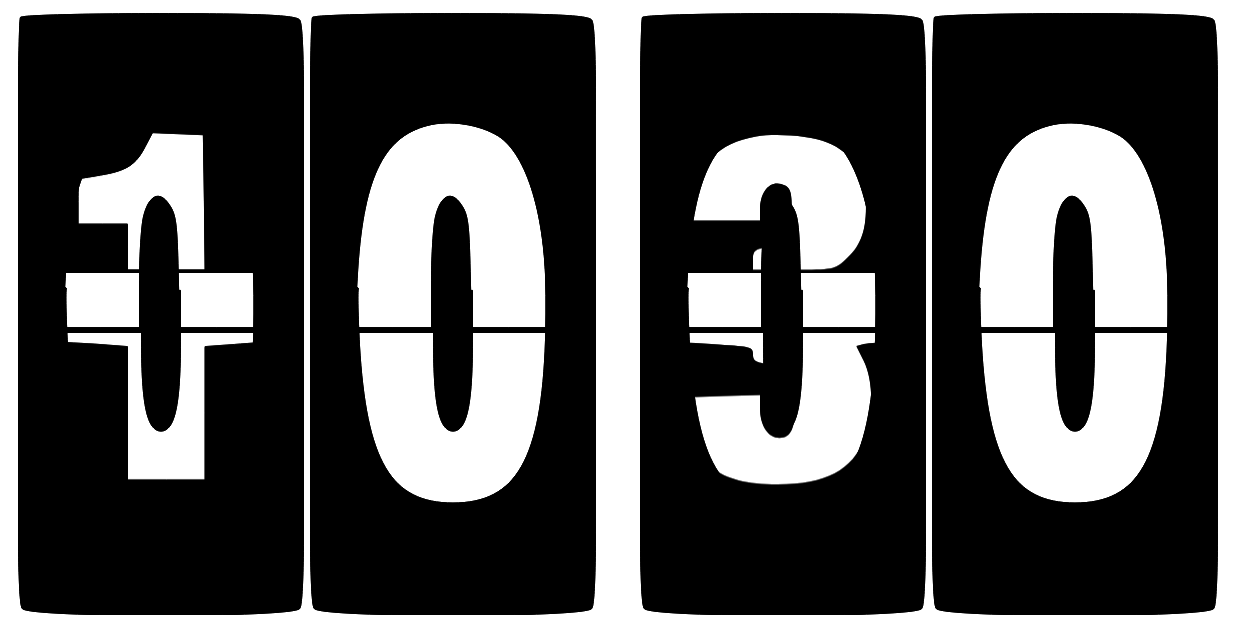
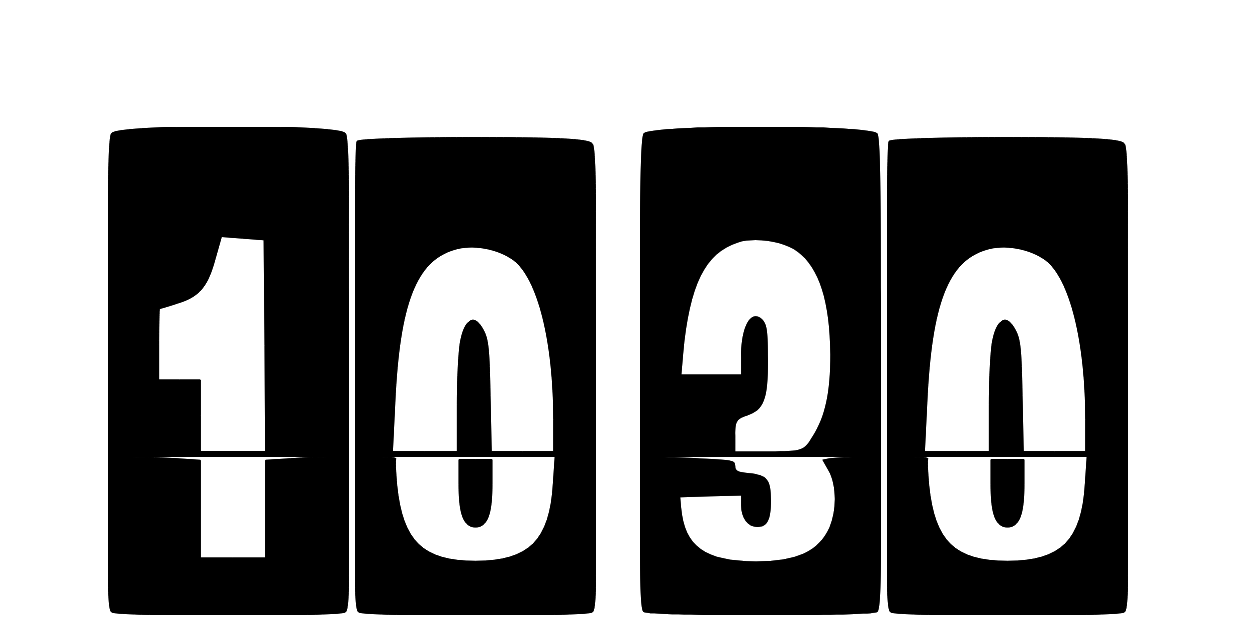
Before and after one commit to fabian4/Timer, an Android app: the screen it shows after launch (MainActivity), on a phone screen of 824 x 412 dp (held sideways). Run offline under Robolectric (Android 15) with nearby library versions, the phone set to English and light mode, and no system bars.

Commit message:
fix 适配问题

```diff
--- a/app/src/main/res/layout/activity_main.xml
+++ b/app/src/main/res/layout/activity_main.xml
@@ -11,7 +11,7 @@
         android:layout_width="match_parent"
         android:layout_height="0dp"
         android:gravity="center"
-        app:layout_constraintHeight_percent="0"
+        app:layout_constraintHeight_percent="0.2"
         app:layout_constraintTop_toTopOf="parent"/>
     <com.fabian.timer.flip.FlipDigit
         android:id="@+id/hours_1"
@@ -20,7 +20,7 @@
         android:gravity="center"
         app:isFast="true"
         app:tintColor="#000000"
-        android:layout_marginStart="10dp"
+        android:layout_marginStart="70dp"
         app:layout_constraintBottom_toBottomOf="parent"
         app:layout_constraintLeft_toLeftOf="parent"
         app:layout_constraintRight_toLeftOf="@+id/hours_2"
@@ -64,7 +64,7 @@
         android:gravity="center"
         app:isFast="true"
         app:tintColor="#000000"
-        android:layout_marginRight="10dp"
+        android:layout_marginEnd="70dp"
         app:layout_constraintBottom_toBottomOf="parent"
         app:layout_constraintLeft_toRightOf="@+id/minutes_1"
         app:layout_constraintRight_toRightOf="parent"
--- a/app/src/main/res/layout/view_flipmeter_spinner.xml
+++ b/app/src/main/res/layout/view_flipmeter_spinner.xml
@@ -10,26 +10,30 @@
         android:id="@+id/image_flip_back_upper"
         android:layout_width="300dp"
         android:layout_height="220dp"
-        android:background="@drawable/ic_upper_0"/>
+        android:scaleType="fitXY"
+        android:src="@drawable/ic_upper_0"/>
 
     <ImageView
         android:id="@+id/image_flip_back_lower"
         android:layout_width="300dp"
         android:layout_height="220dp"
-        android:layout_alignParentBottom="true"
-        android:background="@drawable/ic_lower_0" />
+        android:scaleType="fitXY"
+        android:layout_below="@+id/image_flip_back_upper"
+        android:src="@drawable/ic_lower_0" />
 
     <ImageView
         android:id="@+id/image_flip_front_upper"
         android:layout_width="300dp"
         android:layout_height="220dp"
-        android:background="@drawable/ic_upper_0" />
+        android:scaleType="fitXY"
+        android:src="@drawable/ic_upper_0" />
 
     <ImageView
         android:id="@+id/image_flip_front_lower"
         android:layout_width="300dp"
         android:layout_height="220dp"
-        android:layout_alignParentBottom="true"
-        android:background="@drawable/ic_lower_0" />
+        android:scaleType="fitXY"
+        android:layout_below="@+id/image_flip_front_upper"
+        android:src="@drawable/ic_lower_0" />
 
 </RelativeLayout>
```
Also changed, not shown: app/src/main/java/com/fabian/timer/MainActivity.kt (+0 -8 lines).
